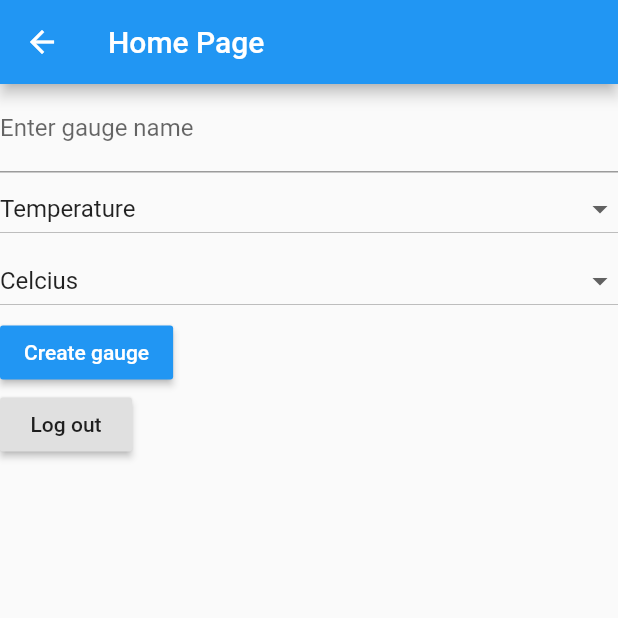
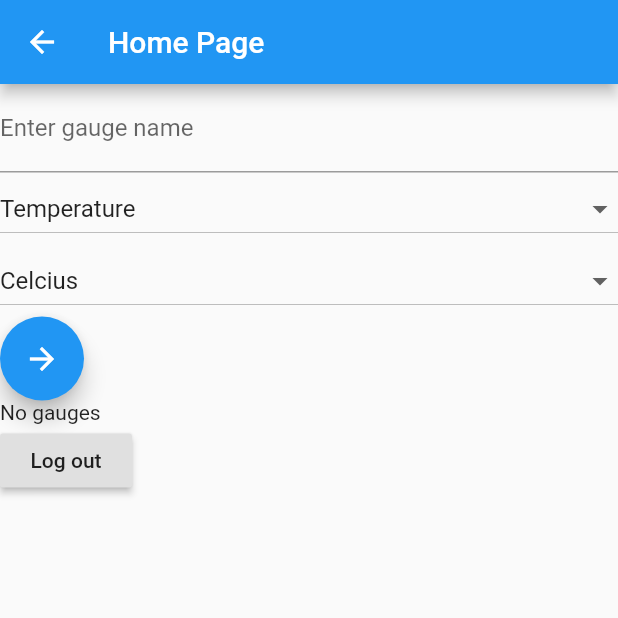
Before and after one commit to Abhisha1/GeoTrack, a Flutter app: the HomePage screen opened directly, after a tap on the "add circle" icon, on a phone screen of 412 x 824 dp, the top half of it. Run offline on Flutter 3.47's test engine with Material 2 defaults, Android fonts, the phone set to English and light mode, and no system bars; our stand-ins replace cloud_firestore, firebase_auth, flutter_map, geolocator, google_sign_in, latlong; accounts and stored records are empty.

Commit message:
submit gauge with location, view gauge from home

```diff
--- a/lib/main.dart
+++ b/lib/main.dart
@@ -1,6 +1,5 @@
 import 'package:firebase_auth/firebase_auth.dart';
 import 'package:flutter/material.dart';
-import 'package:flutter_app/ui/gauge_loc.dart';
 import 'package:flutter_app/ui/home.dart';
 import 'package:flutter_app/ui/login.dart';
 import 'package:flutter_app/ui/splash.dart';
@@ -16,7 +15,7 @@ class MyApp extends StatelessWidget {
       theme: ThemeData(
         primarySwatch: Colors.blue,
       ),
-      home: GaugeLoc(),
+      home: MainScreen(),
     );
   }
 }
--- a/lib/ui/form.dart
+++ b/lib/ui/form.dart
@@ -111,22 +111,16 @@ class _AddGaugeFormState extends State<AddGaugeForm> {
       },
       isExpanded: true,
     ));
-    formWidget.add(new RaisedButton(
-        color: Colors.blue,
-        textColor: Colors.white,
-        child: new Text('Create gauge'),
-      onPressed: ()async{
-          print(_name);
-          print(_selectedIndicator);
-          print(_selectedMetric);
-        bool res = await AuthProvider().submitGauge(_name, _selectedIndicator, _selectedMetric);
-        if (!res){
-          print("Firestore submission failed");
+    formWidget.add(new FloatingActionButton(
+        tooltip: 'Next',
+        child: Icon(Icons.arrow_forward),
+      onPressed: (){
+          Navigator.push(context,MaterialPageRoute(builder: (context) => GaugeLoc(),
+          settings: RouteSettings(arguments: {
+            '_name': _name, '_selectedIndicator': _selectedIndicator, '_selectedMetric': _selectedMetric
+          })));
         }
-        if (res){
-          Navigator.push(context,MaterialPageRoute(builder: (context) => GaugeLoc()));
-        }
-      }));
+      ));
     return formWidget;
   }
 }
--- a/lib/ui/home.dart
+++ b/lib/ui/home.dart
@@ -1,8 +1,17 @@
+import 'package:cloud_firestore/cloud_firestore.dart';
 import 'package:flutter/material.dart';
 import 'package:flutter_app/ui/form.dart';
 import 'package:flutter_app/utils/firebase_auth.dart';
 
 class HomePage extends StatelessWidget {
+
+
+
+
+
+
+
+
   @override
   Widget build(BuildContext context){
     return Scaffold(
@@ -14,6 +23,7 @@ class HomePage extends StatelessWidget {
           crossAxisAlignment: CrossAxisAlignment.start,
           children: <Widget>[
             AddGaugeForm(),
+            AuthProvider().displayGauges(),
             RaisedButton(
               child: Text("Log out"),
               onPressed: (){
--- a/lib/utils/firebase_auth.dart
+++ b/lib/utils/firebase_auth.dart
@@ -1,67 +1,120 @@
 import 'package:firebase_auth/firebase_auth.dart';
+import 'package:flutter/material.dart';
 import 'package:google_sign_in/google_sign_in.dart';
 
 import 'package:cloud_firestore/cloud_firestore.dart';
 
-class AuthProvider{
+class AuthProvider {
   final FirebaseAuth _auth = FirebaseAuth.instance;
   final Firestore db = Firestore.instance;
-  signInWithEmail(String email, String password) async{
-    try{
-      AuthResult result = await _auth.signInWithEmailAndPassword(email: email, password: password);
-      if(result.user == null){
+
+  signInWithEmail(String email, String password) async {
+    try {
+      AuthResult result = await _auth.signInWithEmailAndPassword(
+          email: email, password: password);
+      if (result.user == null) {
         return false;
-      }
-      else{
+      } else {
         return true;
       }
-    }
-    catch (e){
+    } catch (e) {
       return false;
     }
   }
 
-  Future<void> logOut() async{
-    try{
+  Future<void> logOut() async {
+    try {
       await _auth.signOut();
-    }
-    catch (e){
+    } catch (e) {
       print("error logging out");
     }
   }
-  Future<bool> logInWithGoogle() async{
-    try{
+
+  Future<bool> logInWithGoogle() async {
+    try {
       GoogleSignIn googleSignIn = GoogleSignIn();
       GoogleSignInAccount account = await googleSignIn.signIn();
-      if (account == null)
-        return false;
-      AuthResult res = await _auth.signInWithCredential
-        (GoogleAuthProvider.getCredential(
-          idToken: (await account.authentication).idToken,
-          accessToken: (await account.authentication).accessToken));
-      if (res.user == null)
-        return false;
+      if (account == null) return false;
+      AuthResult res = await _auth.signInWithCredential(
+          GoogleAuthProvider.getCredential(
+              idToken: (await account.authentication).idToken,
+              accessToken: (await account.authentication).accessToken));
+      if (res.user == null) return false;
       return true;
-    }
-    catch (e){
+    } catch (e) {
       print("error logging with google");
       return false;
     }
   }
 
-  Future<bool> submitGauge(String name, String indicator, String metric) async {
+  Future<bool> submitGauge(
+      String name, String indicator, String metric, GeoPoint loc) async {
     try {
       var user = await _auth.currentUser();
-      await db.collection("Gauges").add(
-          {'user': user.email, 'name': name, 'indicator': indicator, 'metric': metric});
+      await db.collection("Gauges").add({
+        'user': user.email,
+        'name': name,
+        'indicator': indicator,
+        'metric': metric,
+        "location": loc
+      });
       return true;
-    }
-    catch (e) {
+    } catch (e) {
       print(e.toString());
       print("error submitting data");
       return false;
     }
   }
 
+  Future<List<DocumentSnapshot>> retrieveUsersGauges() async {
+    var user = await _auth.currentUser();
+    var data = await db
+        .collection("Gauges")
+        .where("user", isEqualTo: user.email)
+        .getDocuments()
+        .then((snapshot) {
+      print(snapshot.documents.first.documentID);
+      return snapshot.documents;
+    });
+    return data;
+  }
+
+  Widget displayGauges() {
+//    retrieveUsersGauges();
+//    print("he");
+//    return Text("shit");
+//  }
+    return FutureBuilder(
+        future: retrieveUsersGauges(),
+        builder: (context, projectSnap) {
+          if (projectSnap.connectionState == ConnectionState.waiting &&
+              projectSnap.hasData == false) {
+            return LinearProgressIndicator();
+          } else {
+            if (projectSnap.hasData == false)
+              return Text("No gauges");
+            else {
+              print(projectSnap.data.toString());
+              return new ListView.builder(
+                  itemCount: projectSnap.data.length,
+                  scrollDirection: Axis.vertical,
+                  shrinkWrap: true,
+                  itemBuilder: (BuildContext context, int index) {
+                    DocumentSnapshot key = projectSnap.data[index];
+                    return new ListTile(
+                        leading: key["indicator"] == "Rainfall" ? Icon(Icons.beach_access) : Icon(Icons.wb_sunny),
+                        title: Text(key["name"]),
+                        subtitle: Text(key["indicator"]),
+                        trailing: Icon(Icons.keyboard_arrow_right),
+                        onTap: () {
+                          print("show data");
+                        });
+                  });
+            }
+          }
+        });
+  }
+
+
 
 }
--- a/pubspec.yaml
+++ b/pubspec.yaml
@@ -24,6 +24,7 @@ dependencies:
   cloud_firestore: ^0.13.0+1
   flutter_map: any
   latlong: ^0.6.1
+  mapbox_search: any
   geolocator: ^5.2.0
   # The following adds the Cupertino Icons font to your application.
   # Use with the CupertinoIcons class for iOS style icons.
```
Also changed, not shown: lib/ui/gauge_loc.dart (+27 -5 lines), lib/ui/add_gauge.dart (deleted), pubspec.lock.
